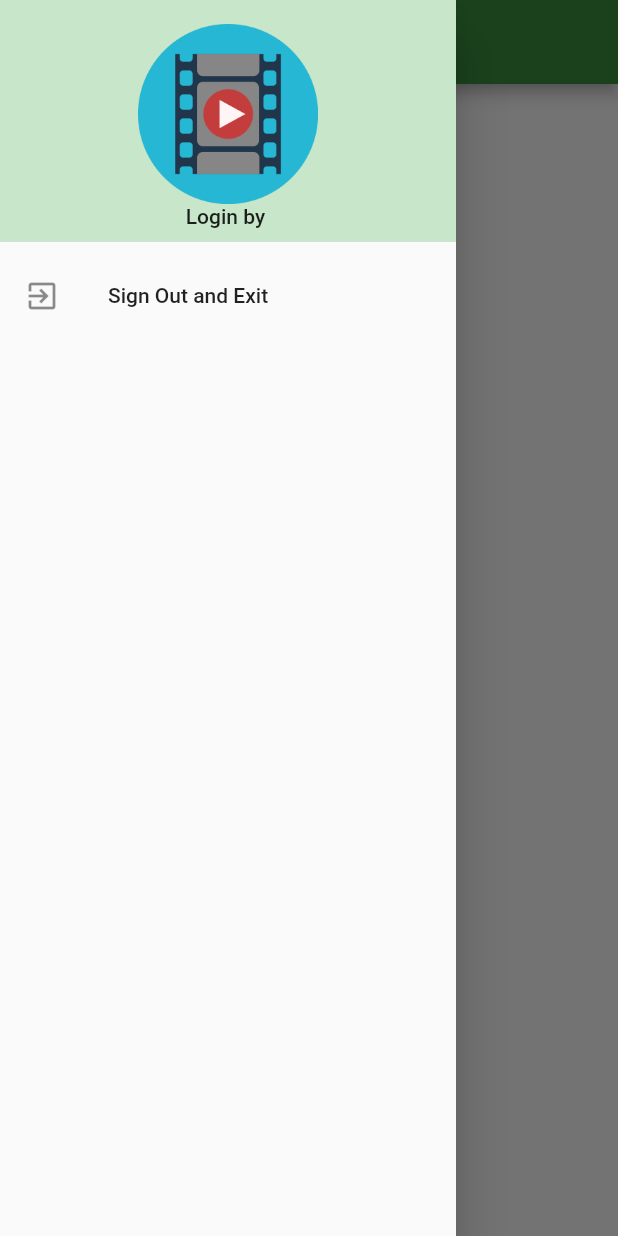
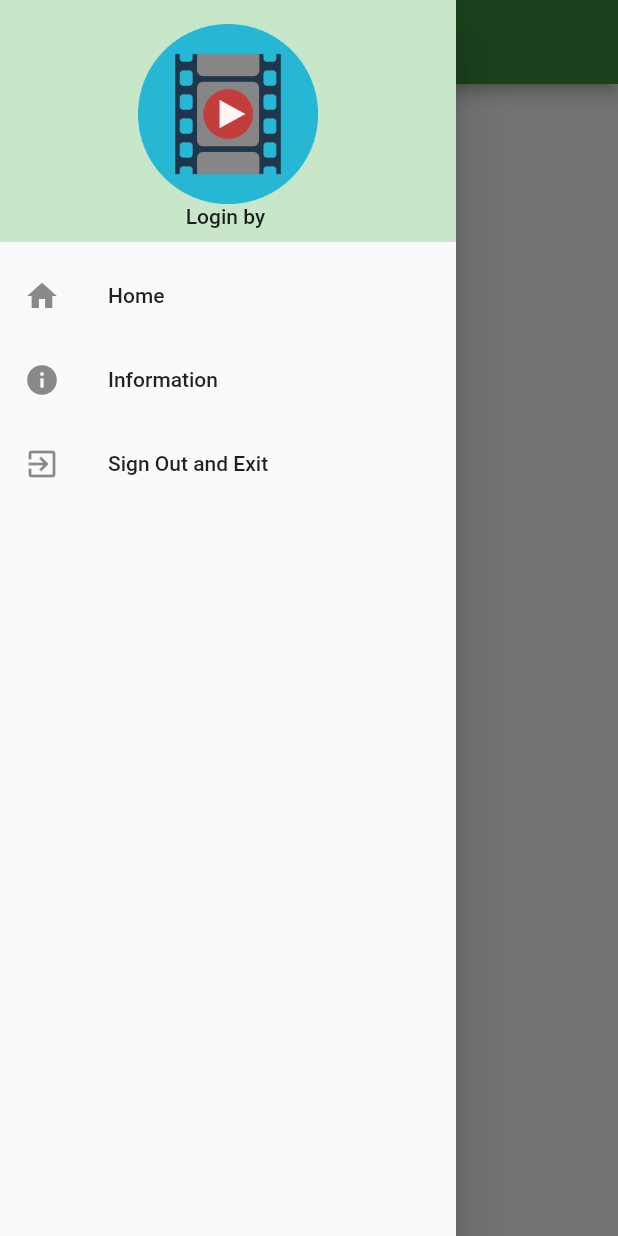
Before and after one commit to Waiyot/JaiApp, a Flutter app: the MyService screen opened directly, with the side drawer open, on a phone screen of 412 x 824 dp. Run offline on Flutter 3.47's test engine with Material 2 defaults, Android fonts, the phone set to English and light mode, and no system bars; our stand-ins replace firebase_auth, firebase_core; accounts and stored records are empty; network calls fail.

```diff
--- /dev/null
+++ b/lib/screens/home.dart
@@ -0,0 +1,15 @@
+import 'package:flutter/material.dart';
+
+class Home extends StatefulWidget {
+  @override
+  _HomeState createState() => _HomeState();
+}
+
+class _HomeState extends State<Home> {
+  @override
+  Widget build(BuildContext context) {
+    return Container(
+      child: Text('This is Home'),
+    );
+  }
+}
--- a/lib/screens/my_service.dart
+++ b/lib/screens/my_service.dart
@@ -3,6 +3,8 @@ import 'dart:io';
 import 'package:firebase_auth/firebase_auth.dart';
 import 'package:firebase_core/firebase_core.dart';
 import 'package:flutter/material.dart';
+import 'package:jai_app/screens/home.dart';
+import 'package:jai_app/screens/info.dart';
 
 class MyService extends StatefulWidget {
   @override
@@ -14,6 +16,7 @@ class _MyServiceState extends State<MyService> {
 
   FirebaseAuth firebaseAuth = FirebaseAuth.instance;
   String nameDisplay = ' ';
+  Widget myWidget = Home();
 
 // Method
   @override
@@ -66,6 +69,32 @@ class _MyServiceState extends State<MyService> {
     );
   }
 
+  Widget homePage() {
+    return ListTile(
+      leading: Icon(Icons.home),
+      title: Text('Home'),
+      onTap: () {
+        setState(() {
+          myWidget = Home();
+          Navigator.of(context).pop();
+        });
+      },
+    );
+  }
+
+  Widget infoPage() {
+    return ListTile(
+      leading: Icon(Icons.info),
+      title: Text('Information'),
+      onTap: () {
+        setState(() {
+          myWidget = Info();
+          Navigator.of(context).pop();
+        });
+      },
+    );
+  }
+
   Future<void> signOutProcess() async {
     await firebaseAuth.signOut().then((response) {
       myCloseApp();
@@ -81,6 +110,8 @@ class _MyServiceState extends State<MyService> {
       child: ListView(
         children: <Widget>[
           showHeadDrawer(),
+          homePage(),
+          infoPage(),
           signOutButton(),
         ],
       ),
@@ -94,7 +125,7 @@ class _MyServiceState extends State<MyService> {
         backgroundColor: Colors.green[700],
         title: Text('My Service'),
       ),
-      body: Text('body'),
+      body: myWidget,
       drawer: menuDrawer(),
     );
   }
```
Also changed, not shown: lib/screens/authen.dart (+47 -0 lines), lib/screens/info.dart (added, +15 -0 lines).
